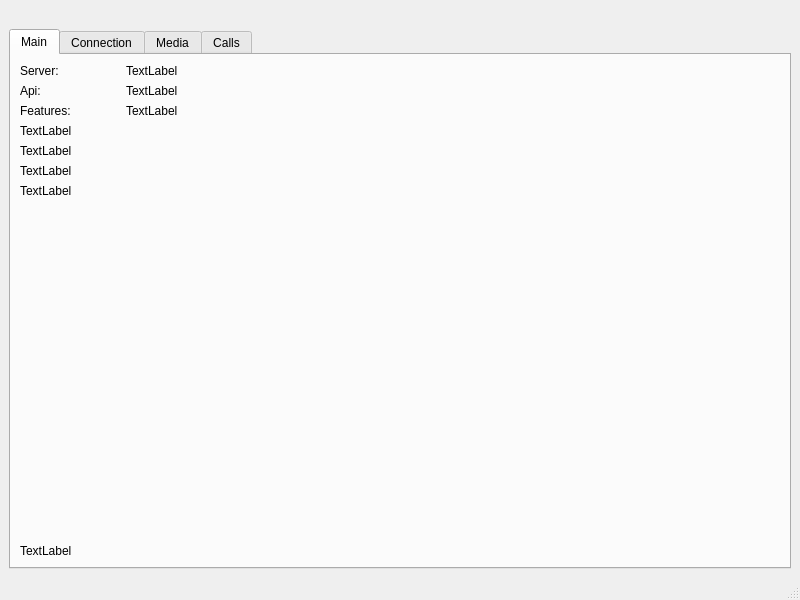
This is mainwindow.ui in horvathzoltan/raspilink_client as Qt 5 draws it before an edit. The edited form follows.
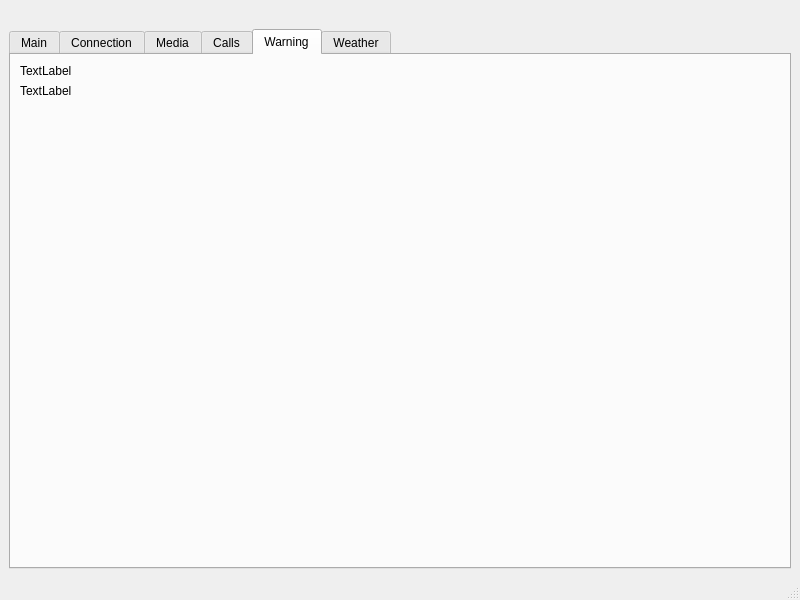
This is the edited form.

The edit to the form file:
```diff
--- a/mainwindow.ui
+++ b/mainwindow.ui
@@ -33,7 +33,7 @@
       <item>
        <widget class="QTabWidget" name="tabWidget">
         <property name="currentIndex">
-         <number>0</number>
+         <number>4</number>
         </property>
         <widget class="QWidget" name="tab_main">
          <attribute name="title">
@@ -127,28 +127,8 @@
             </property>
            </widget>
           </item>
-          <item row="9" column="0">
-           <spacer name="verticalSpacer_2">
-            <property name="orientation">
-             <enum>Qt::Vertical</enum>
-            </property>
-            <property name="sizeHint" stdset="0">
-             <size>
-              <width>20</width>
-              <height>40</height>
-             </size>
-            </property>
-           </spacer>
-          </item>
-          <item row="2" column="0">
-           <widget class="QLabel" name="label_features_header">
-            <property name="text">
-             <string>Features:</string>
-            </property>
-           </widget>
-          </item>
-          <item row="8" column="0">
-           <widget class="QLabel" name="label_warnings">
+          <item row="0" column="1" colspan="2">
+           <widget class="QLabel" name="label_server">
             <property name="text">
              <string>TextLabel</string>
             </property>
@@ -343,6 +323,45 @@
           <string>Calls</string>
          </attribute>
         </widget>
+        <widget class="QWidget" name="tab_warning">
+         <attribute name="title">
+          <string>Warning</string>
+         </attribute>
+         <layout class="QGridLayout" name="gridLayout_4">
+          <item row="2" column="0">
+           <spacer name="verticalSpacer">
+            <property name="orientation">
+             <enum>Qt::Vertical</enum>
+            </property>
+            <property name="sizeHint" stdset="0">
+             <size>
+              <width>20</width>
+              <height>40</height>
+             </size>
+            </property>
+           </spacer>
+          </item>
+          <item row="1" column="0">
+           <widget class="QLabel" name="label_warning_map">
+            <property name="text">
+             <string>TextLabel</string>
+            </property>
+           </widget>
+          </item>
+          <item row="0" column="0">
+           <widget class="QLabel" name="label_warnings">
+            <property name="text">
+             <string>TextLabel</string>
+            </property>
+           </widget>
+          </item>
+         </layout>
+        </widget>
+        <widget class="QWidget" name="tab_weather">
+         <attribute name="title">
+          <string>Weather</string>
+         </attribute>
+        </widget>
        </widget>
       </item>
      </layout>
```
Left out of the diff: 73 changed lines with no effect on the pictures.
